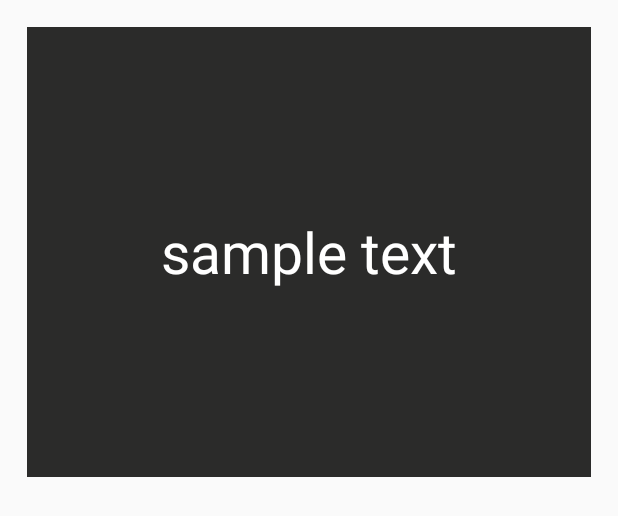
After one commit to sseonnn/MyApplication, an Android app: the layout rv_main_view_holder.xml on its own in the app's theme, with its tools: preview values and no code run, on a phone screen of 412 x 824 dp. The commit adds this screen. Shown: the top 516 px of the screen. Run offline under Robolectric (Android 15) with nearby library versions, the phone set to English and light mode, and no system bars.

Commit message:
add recycler view adapter

```diff
--- /dev/null
+++ b/app/src/main/res/layout/rv_main_view_holder.xml
@@ -0,0 +1,22 @@
+<?xml version="1.0" encoding="utf-8"?>
+<LinearLayout xmlns:android="http://schemas.android.com/apk/res/android"
+    android:orientation="vertical"
+    android:background="@color/colorDarkGrey"
+    android:layout_margin="18dp"
+    android:layout_width="match_parent"
+    android:layout_height="@dimen/main_view_holder_h">
+
+    <TextView
+        android:id="@+id/tv_main_view_holder_text"
+        android:layout_weight="1"
+        android:textColor="@color/colorWhite"
+        android:textSize="@dimen/main_view_holder_text_size_medium"
+        android:gravity="center"
+        android:layout_gravity="center"
+        android:text="@string/sample_text"
+        android:layout_width="wrap_content"
+        android:layout_height="wrap_content"/>
+
+
+
+</LinearLayout>
--- a/app/src/main/res/values/colors.xml
+++ b/app/src/main/res/values/colors.xml
@@ -8,4 +8,13 @@
 <!--    My colors ctrl + / -->
     <color name="colorDeepOcean">#2870B9</color>
 
+    <color name="colorWhite">#ffffff</color>
+    <color name="colorTransparentWhite">#54FFFFFF</color>
+    <color name="colorTransparent">#00FFFFFF</color>
+    <color name="colorHalfTransparent">#20000000</color>
+    <color name="colorTransparentBlack">#6F000000</color>
+    <color name="matrixGrey">#747574</color>
+    <color name="colorDarkGrey">#2B2B2A</color>
+    <color name="colorBlack">#000000</color>
+
 </resources>
--- /dev/null
+++ b/app/src/main/res/values/dimens.xml
@@ -0,0 +1,5 @@
+<?xml version="1.0" encoding="utf-8"?>
+<resources>
+    <dimen name="main_view_holder_h">300dp</dimen>
+    <dimen name="main_view_holder_text_size_medium">38sp</dimen>
+</resources>
--- a/app/src/main/res/values/strings.xml
+++ b/app/src/main/res/values/strings.xml
@@ -1,3 +1,5 @@
 <resources>
     <string name="app_name">My Application</string>
+    <string name="sample_text">sample text</string>
+    <string name="sample_text_long">Lorem ipsum dolor sit amet, consectetur adipiscing elit, sed do eiusmod tempor incididunt ut labore et dolore magna aliqua. Ut enim ad minim veniam, quis nostrud exercitation ullamco laboris nisi ut aliquip ex ea commodo consequat. Duis aute irure dolor in reprehenderit in voluptate velit esse cillum dolore eu fugiat nulla pariatur. Excepteur sint occaecat cupidatat non proident, sunt in culpa qui officia deserunt mollit anim id est laborum.</string>
 </resources>
```
Also changed, not shown: app/src/main/java/com/gahee/myapplication/MyRecyclerViewAdapter.java (added, +55 -0 lines).
